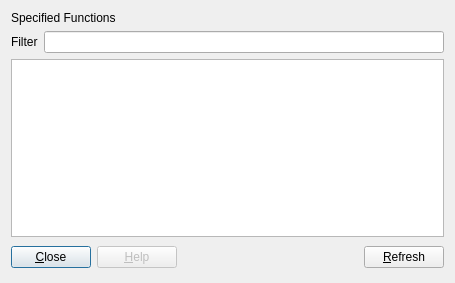
Before: the Qt Designer form plugins/Analyzer/SpecifiedFunctions.ui in eteran/edb-debugger, drawn with Qt 5.
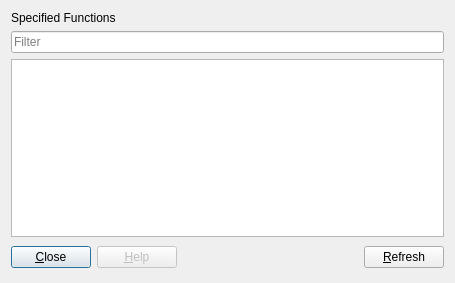
After: the same form once the commit is applied. Icons and pictures are not drawn.

Commit message: using placeholder text instead of labels, creates a cleaner UI look and has been available since Qt 4.7

What changed in the file:
```diff
--- a/plugins/Analyzer/SpecifiedFunctions.ui
+++ b/plugins/Analyzer/SpecifiedFunctions.ui
@@ -14,25 +14,22 @@
   <property name="windowTitle">
    <string>Specified Functions</string>
   </property>
-  <layout class="QGridLayout" name="gridLayout">
-   <item row="0" column="0" colspan="2">
+  <layout class="QVBoxLayout" name="verticalLayout">
+   <item>
     <widget class="QLabel" name="label">
      <property name="text">
       <string>Specified Functions</string>
      </property>
     </widget>
    </item>
-   <item row="1" column="0">
-    <widget class="QLabel" name="label_2">
-     <property name="text">
+   <item>
+    <widget class="QLineEdit" name="filter">
+     <property name="placeholderText">
       <string>Filter</string>
      </property>
     </widget>
    </item>
-   <item row="1" column="1">
-    <widget class="QLineEdit" name="filter"/>
-   </item>
-   <item row="2" column="0" colspan="2">
+   <item>
     <widget class="QListView" name="function_list">
      <property name="font">
       <font>
@@ -50,7 +47,7 @@
      </property>
     </widget>
    </item>
-   <item row="3" column="0" colspan="2">
+   <item>
     <layout class="QHBoxLayout">
      <property name="spacing">
       <number>6</number>
```
Left out of the diff: 9 changed lines with no effect on the pictures. The commit also changes 9 other files.
